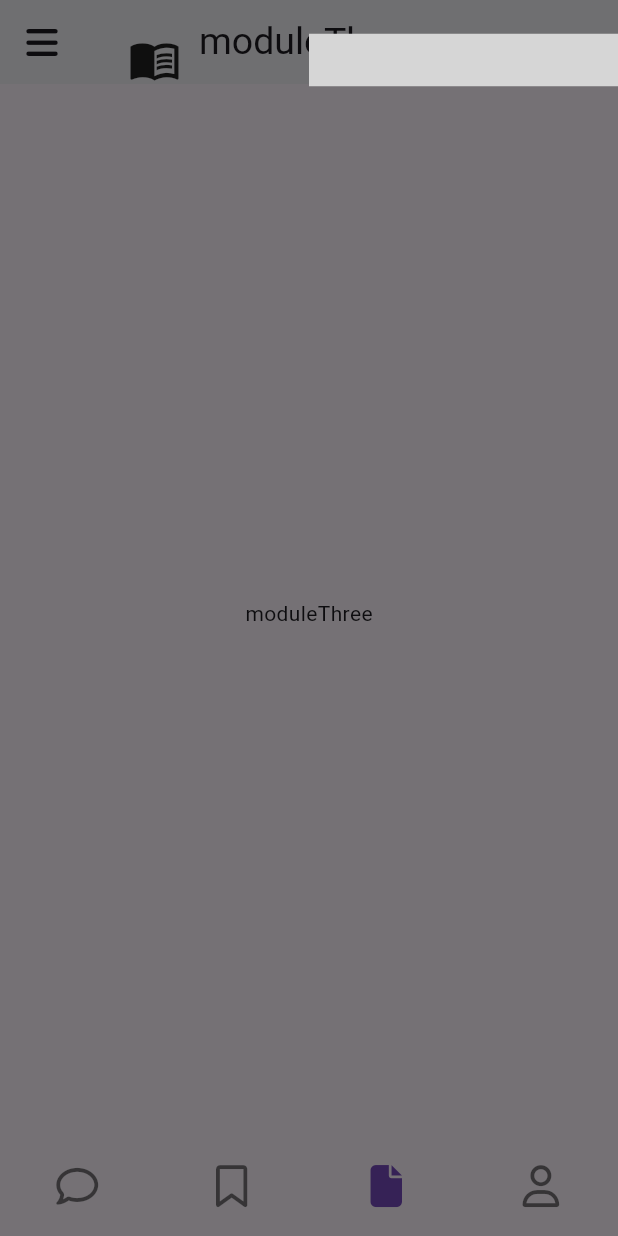
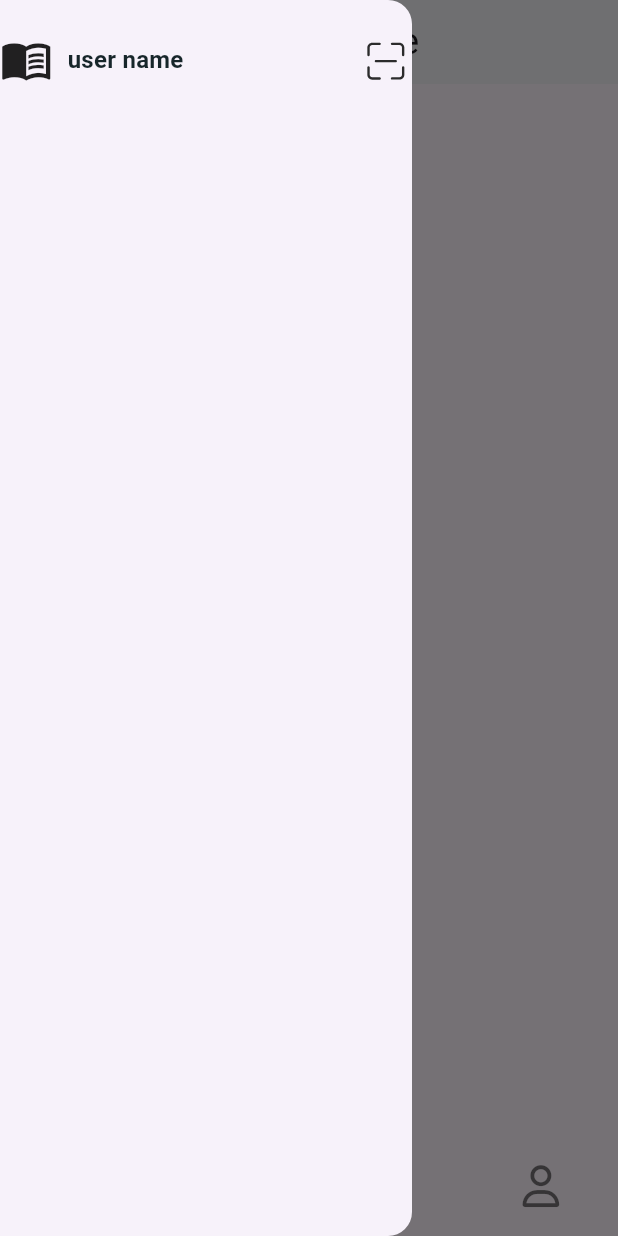
Before and after one commit to liangchuying/standard-template, a Flutter app: the screen it shows after launch, item 3 of the bottom bar chosen, with the side drawer open, on a phone screen of 412 x 824 dp. Run offline on Flutter 3.47's test engine with Material 3 defaults, Android fonts, the phone set to English and light mode, and no system bars; our stand-ins replace flutter_svg, font_awesome_flutter, get, styled_widget; Roboto replaces fonts that are missing (Barlow); grey boxes are pictures that could not be loaded.

Commit message:
fix: drewer ontap

```diff
--- a/lib/app/modules/home/components/drawer/drawer_view.dart
+++ b/lib/app/modules/home/components/drawer/drawer_view.dart
@@ -1,18 +1,20 @@
 import 'package:flutter/material.dart';
+import 'package:get/get.dart';
 import 'package:luid/extension/string_extension.dart';
 import 'package:styled_widget/styled_widget.dart';
 import 'package:flutter_svg/flutter_svg.dart';
 
 import '../../../../../config/AppSizes.dart';
+import '../../../../../config/AppTheme.dart';
 
-class Drewer extends StatefulWidget {
-  const Drewer({super.key});
+class DrewerPages extends StatefulWidget {
+  const DrewerPages({super.key});
 
   @override
-  State<Drewer> createState() => _DrewerState();
+  State<DrewerPages> createState() => _DrewerState();
 }
 
-class _DrewerState extends State<Drewer> {
+class _DrewerState extends State<DrewerPages> {
   @override
   Widget build(BuildContext context) {
     return SafeArea(
@@ -20,20 +22,20 @@ class _DrewerState extends State<Drewer> {
         SizedBox(
           height: 80,
           child: [
+            Icon(
+              Icons.menu_book,
+              size: AppSizes.size35,
+            ),
             Expanded(
-                flex: 1,
-                child: Icon(
-                  Icons.menu_book,
-                  size: AppSizes.size35,
-                )),
-            Expanded(
-                flex: 1,
-                child: SvgPicture.asset(
-                  'sweep'.assetsPathHome,
-                  height: AppSizes.size35,
-                  width: AppSizes.size35,
-                )),
-          ].toRow(),
+                child: const Text('user name')
+                    .textStyle(AppTheme.title)
+                    .paddingOnly(left: AppSizes.size10)),
+            SvgPicture.asset(
+              'sweep.svg'.assetsPathHome,
+              height: AppSizes.size35,
+              width: AppSizes.size35,
+            )
+          ].toRow(crossAxisAlignment: CrossAxisAlignment.center),
         ),
         // Expanded(
         //     child: SingleChildScrollView(
--- a/lib/app/modules/home/components/module_three/index_view.dart
+++ b/lib/app/modules/home/components/module_three/index_view.dart
@@ -2,12 +2,19 @@ import 'package:flutter/material.dart';
 import 'package:get/get.dart';
 import 'package:luid/app/basic_widget/AppBars.dart';
 import 'package:font_awesome_flutter/font_awesome_flutter.dart';
+import 'package:luid/app/modules/home/controllers/home_controller.dart';
+import 'package:styled_widget/styled_widget.dart';
 
-class moduleThree extends GetView {
+class moduleThree extends GetView<HomeController> {
   @override
   Widget build(BuildContext context) {
     return Scaffold(
-      appBar: AppBars(title: 'moduleThree', leading: Icon(FontAwesomeIcons.bars)).build(),
+      appBar: AppBars(
+        title: 'moduleThree',
+        leading: Icon(FontAwesomeIcons.bars).gestures(onTap: () {
+          controller.openDrawer();
+        }),
+      ).build(),
       body: Center(
         child: Text('moduleThree'),
       ),
--- a/lib/app/modules/home/controllers/home_controller.dart
+++ b/lib/app/modules/home/controllers/home_controller.dart
@@ -1,4 +1,5 @@
 import 'package:flutter/cupertino.dart';
+import 'package:flutter/material.dart';
 import 'package:get/get.dart';
 
 class HomeController extends GetxController {
@@ -6,6 +7,7 @@ class HomeController extends GetxController {
 
   RxInt Activate = 1.obs;
   var pageController;
+  final scaffoldKey = GlobalKey<ScaffoldState>();
 
   @override
   void onInit() {
@@ -28,4 +30,12 @@ class HomeController extends GetxController {
     pageController.jumpToPage(value);
     Activate.value = value;
   }
+
+  void openDrawer() {
+    scaffoldKey.currentState?.openDrawer();
+  }
+
+  void closeDrawer() {
+    scaffoldKey.currentState?.openEndDrawer();
+  }
 }
--- a/lib/app/modules/home/views/home_view.dart
+++ b/lib/app/modules/home/views/home_view.dart
@@ -33,7 +33,7 @@ class HomeView extends GetView<HomeController> {
         children: listPage,
       ),
       bottomNavigationBar: NavigationBars(),
-      drawer: Drewer(),
+      drawer: Drawer(child: DrewerPages(), width: Get.width * 2 / 3,),
     );
   }
 }
--- a/pubspec.yaml
+++ b/pubspec.yaml
@@ -21,3 +21,7 @@ dev_dependencies:
 
 flutter:
   uses-material-design: true
+
+  # To add assets to your application, add an assets section, like this:
+  assets:
+    - assets/home/
```
